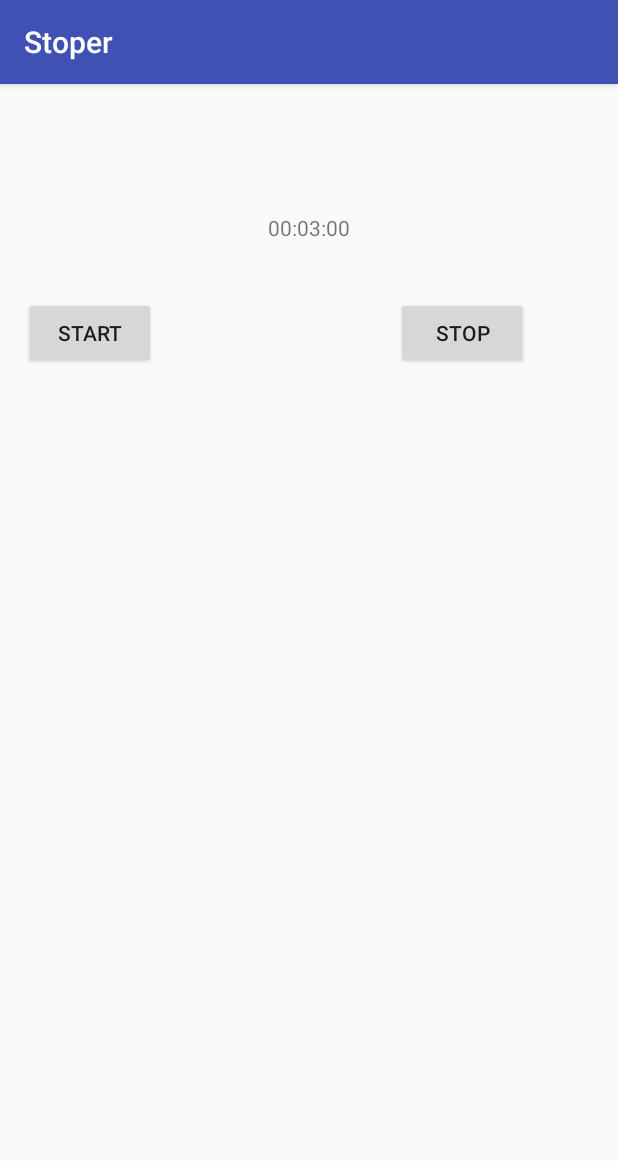
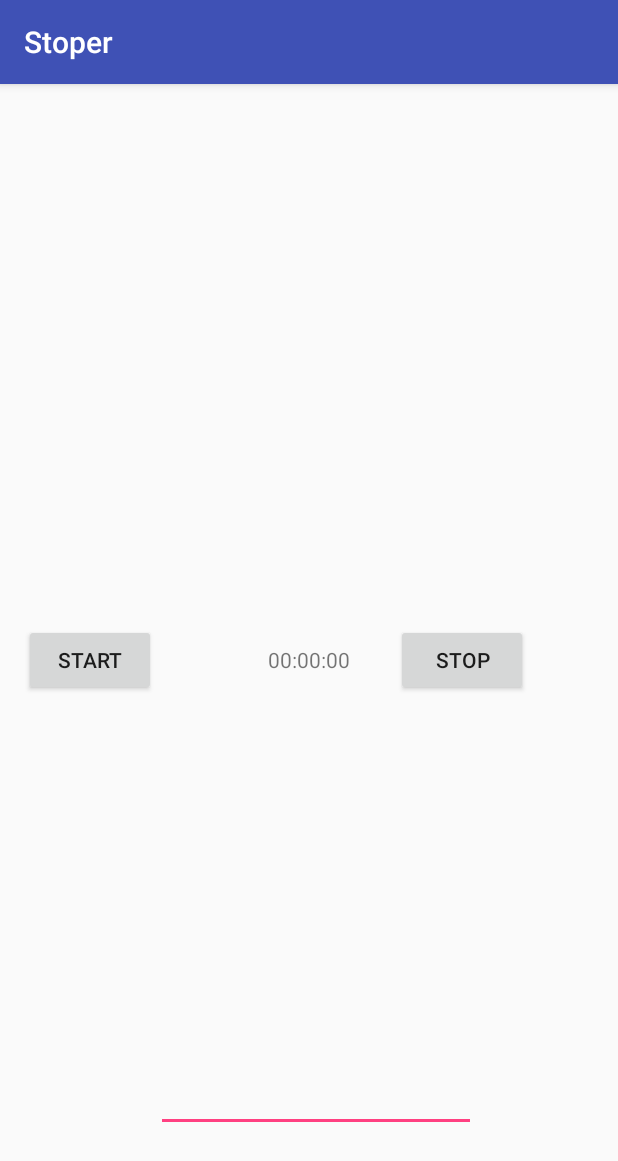
Before and after one commit to grzegul/stoper, an Android app: the screen it shows after launch (MainActivity), on a phone screen of 412 x 824 dp. Shown: the top 1161 px of the screen. Run offline under Robolectric (Android 15) with nearby library versions, the light colour scheme and no system bars.

Commit message:
proba wprowadzania czasu

```diff
--- a/app/src/main/java/io/github/grzegul/stoper/MainActivity.java
+++ b/app/src/main/java/io/github/grzegul/stoper/MainActivity.java
@@ -8,14 +8,18 @@ import android.support.v7.app.AppCompatActivity;
 import android.os.Bundle;
 import android.view.View;
 import android.widget.Button;
+import android.widget.EditText;
 import android.widget.TextView;
 import android.widget.Toast;
 
+import java.text.DateFormat;
+import java.text.ParseException;
+import java.text.SimpleDateFormat;
+import java.util.Date;
 import java.util.List;
 import java.util.concurrent.TimeUnit;
 
-@TargetApi(Build.VERSION_CODES.GINGERBREAD)
-@SuppressLint("NewApi")
+
 
 public class MainActivity extends AppCompatActivity {
 
@@ -31,10 +35,23 @@ public class MainActivity extends AppCompatActivity {
         btnStart = (Button) findViewById(R.id.btnStart);
         btnStop = (Button) findViewById(R.id.btnStop);
         textViewTime = (TextView) findViewById(R.id.textViewTime);
-        textViewTime.setText("00:03:00");
+        EditText editTextTime = (EditText) findViewById(R.id.editTextTime);
+        textViewTime.setText("00:00:00");
 
-        final CounterClass timer = new CounterClass(180000, 1000);
 
+        String s =  editTextTime.getText().toString();
+        DateFormat formatter = new SimpleDateFormat("hh:mm:ss a");
+        try {
+            Date date = formatter.parse(s);
+            textViewTime.setText((CharSequence) date);
+        } catch (ParseException e) {
+            e.printStackTrace();
+        }
+
+
+        int milisekundy = 5000;
+        int interwal = 1000;
+        final CounterClass timer = new CounterClass(milisekundy, interwal);
 
         btnStart.setOnClickListener(new View.OnClickListener() {
             @Override
@@ -50,15 +67,13 @@ public class MainActivity extends AppCompatActivity {
         });
     }
 
-    @TargetApi(Build.VERSION_CODES.GINGERBREAD)
-    @SuppressLint("NewApi")
+
     public class CounterClass extends CountDownTimer{
         public CounterClass(long millisInFuture, long countDownInterval){
                 super(millisInFuture, countDownInterval);
 
         }
-        @TargetApi(Build.VERSION_CODES.GINGERBREAD)
-        @SuppressLint("NewApi")
+
 
         @Override
         public void onTick(long millisUntilFinished){
--- a/app/src/main/res/layout/activity_main.xml
+++ b/app/src/main/res/layout/activity_main.xml
@@ -14,17 +14,15 @@
         android:layout_height="wrap_content"
         android:text="Time"
         android:id="@+id/textViewTime"
-        android:layout_alignParentTop="true"
-        android:layout_centerHorizontal="true"
-        android:layout_marginTop="70dp" />
+        android:layout_centerVertical="true"
+        android:layout_centerHorizontal="true" />
 
     <Button
         android:layout_width="wrap_content"
         android:layout_height="wrap_content"
         android:text="Start"
         android:id="@+id/btnStart"
-        android:layout_marginTop="126dp"
-        android:layout_below="@+id/textView"
+        android:layout_centerVertical="true"
         android:layout_alignParentStart="true" />
     <Button
         android:layout_width="wrap_content"
@@ -34,4 +32,14 @@
         android:layout_marginEnd="44dp"
         android:layout_alignTop="@+id/btnStart"
         android:layout_alignParentEnd="true" />
+
+    <EditText
+        android:layout_width="wrap_content"
+        android:layout_height="wrap_content"
+        android:inputType="time"
+        android:ems="10"
+        android:id="@+id/editTextTime"
+        android:layout_alignParentBottom="true"
+        android:layout_toEndOf="@+id/btnStart"
+        android:layout_marginBottom="53dp" />
 </RelativeLayout>
```
